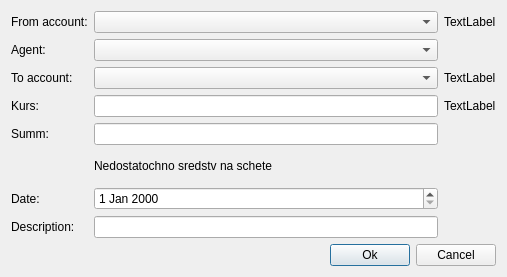
Above: editoperation.ui from sergey196510/mycash before the change. Below: the same form after it.
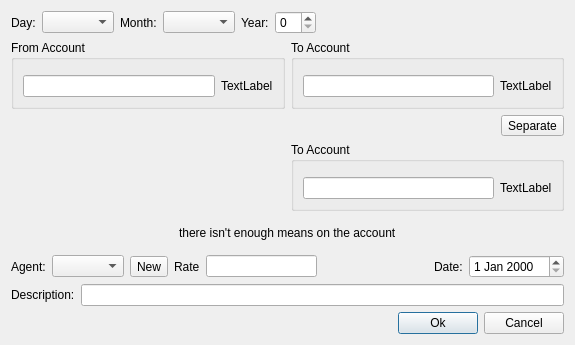
That is the form after the change. Custom widgets are drawn as their Qt base class.

Diff of the .ui file:
```diff
--- a/editoperation.ui
+++ b/editoperation.ui
@@ -6,114 +6,288 @@
    <rect>
     <x>0</x>
     <y>0</y>
-    <width>507</width>
-    <height>277</height>
+    <width>575</width>
+    <height>345</height>
    </rect>
   </property>
   <property name="windowTitle">
    <string>Operation</string>
   </property>
-  <layout class="QVBoxLayout" name="verticalLayout">
+  <layout class="QVBoxLayout" name="verticalLayout_4">
    <item>
-    <layout class="QGridLayout" name="gridLayout">
-     <item row="0" column="2">
-      <widget class="QLabel" name="from_cod">
+    <layout class="QHBoxLayout" name="horizontalLayout_5">
+     <item>
+      <widget class="QLabel" name="label">
        <property name="text">
-        <string>TextLabel</string>
+        <string>Day:</string>
        </property>
       </widget>
      </item>
-     <item row="6" column="1">
-      <widget class="MyDateEdit" name="dateEdit"/>
+     <item>
+      <widget class="QComboBox" name="dayBox"/>
      </item>
-     <item row="2" column="0">
+     <item>
       <widget class="QLabel" name="label_2">
        <property name="text">
-        <string>To account:</string>
+        <string>Month:</string>
        </property>
+      </widget>
+     </item>
+     <item>
+      <widget class="QComboBox" name="monBox"/>
+     </item>
+     <item>
+      <widget class="QLabel" name="label_3">
+       <property name="text">
+        <string>Year:</string>
+       </property>
+      </widget>
+     </item>
+     <item>
+      <widget class="QSpinBox" name="yearBox"/>
+     </item>
+     <item>
+      <spacer name="horizontalSpacer_3">
+       <property name="orientation">
+        <enum>Qt::Horizontal</enum>
+       </property>
+       <property name="sizeHint" stdset="0">
+        <size>
+         <width>40</width>
+         <height>20</height>
+        </size>
+       </property>
+      </spacer>
+     </item>
+    </layout>
+   </item>
+   <item>
+    <layout class="QGridLayout" name="gridLayout_5">
+     <item row="0" column="0">
+      <widget class="QGroupBox" name="groupBox">
+       <property name="title">
+        <string>From Account</string>
+       </property>
+       <layout class="QVBoxLayout" name="verticalLayout">
+        <item>
+         <widget class="AccountOper" name="fromWidget" native="true"/>
+        </item>
+        <item>
+         <layout class="QGridLayout" name="gridLayout_2">
+          <item row="0" column="0">
+           <layout class="QHBoxLayout" name="horizontalLayout_3">
+            <item>
+             <widget class="currencyEdit" name="fromSpinBox"/>
+            </item>
+            <item>
+             <widget class="QLabel" name="from_cod">
+              <property name="text">
+               <string>TextLabel</string>
+              </property>
+             </widget>
+            </item>
+           </layout>
+          </item>
+         </layout>
+        </item>
+       </layout>
       </widget>
      </item>
      <item row="2" column="1">
-      <widget class="AccountComboBox" name="to_Account"/>
+      <widget class="QGroupBox" name="groupBox_3">
+       <property name="title">
+        <string>To Account</string>
+       </property>
+       <layout class="QVBoxLayout" name="verticalLayout_3">
+        <item>
+         <widget class="AccountOper" name="to2Widget" native="true"/>
+        </item>
+        <item>
+         <layout class="QGridLayout" name="gridLayout_6">
+          <item row="0" column="0">
+           <layout class="QHBoxLayout" name="horizontalLayout_7">
+            <item>
+             <widget class="currencyEdit" name="toSpinBox_2"/>
+            </item>
+            <item>
+             <widget class="QLabel" name="to_cod_2">
+              <property name="text">
+               <string>TextLabel</string>
+              </property>
+             </widget>
+            </item>
+           </layout>
+          </item>
+         </layout>
+        </item>
+       </layout>
+      </widget>
+     </item>
+     <item row="0" column="1">
+      <widget class="QGroupBox" name="groupBox_2">
+       <property name="title">
+        <string>To Account</string>
+       </property>
+       <layout class="QVBoxLayout" name="verticalLayout_2">
+        <item>
+         <widget class="AccountOper" name="toWidget" native="true"/>
+        </item>
+        <item>
+         <layout class="QGridLayout" name="gridLayout_3">
+          <item row="0" column="0">
+           <layout class="QHBoxLayout" name="horizontalLayout_4">
+            <item>
+             <widget class="currencyEdit" name="toSpinBox"/>
+            </item>
+            <item>
+             <widget class="QLabel" name="to_cod">
+              <property name="text">
+               <string>TextLabel</string>
+              </property>
+             </widget>
+            </item>
+           </layout>
+          </item>
+         </layout>
+        </item>
+       </layout>
+      </widget>
      </item>
      <item row="1" column="1">
-      <widget class="AgentComboBox" name="agent_comboBox"/>
+      <layout class="QHBoxLayout" name="horizontalLayout_9">
+       <item>
+        <spacer name="horizontalSpacer_6">
+         <property name="orientation">
+          <enum>Qt::Horizontal</enum>
+         </property>
+         <property name="sizeHint" stdset="0">
+          <size>
+           <width>40</width>
+           <height>20</height>
+          </size>
+         </property>
+        </spacer>
+       </item>
+       <item>
+        <widget class="QToolButton" name="separateButton">
+         <property name="text">
+          <string>Separate</string>
+         </property>
+         <property name="checkable">
+          <bool>true</bool>
+         </property>
+        </widget>
+       </item>
+      </layout>
      </item>
-     <item row="4" column="1">
-      <widget class="currencyEdit" name="summSpinBox"/>
+    </layout>
+   </item>
+   <item>
+    <layout class="QHBoxLayout" name="horizontalLayout_6">
+     <item>
+      <spacer name="horizontalSpacer_4">
+       <property name="orientation">
+        <enum>Qt::Horizontal</enum>
+       </property>
+       <property name="sizeHint" stdset="0">
+        <size>
+         <width>40</width>
+         <height>20</height>
+        </size>
+       </property>
+      </spacer>
      </item>
-     <item row="7" column="0">
-      <widget class="QLabel" name="label_5">
+     <item>
+      <widget class="QLabel" name="warning">
        <property name="text">
-        <string>Description:</string>
+        <string>there isn't enough means on the account</string>
        </property>
       </widget>
      </item>
-     <item row="6" column="0">
+     <item>
+      <spacer name="horizontalSpacer_5">
+       <property name="orientation">
+        <enum>Qt::Horizontal</enum>
+       </property>
+       <property name="sizeHint" stdset="0">
+        <size>
+         <width>40</width>
+         <height>20</height>
+        </size>
+       </property>
+      </spacer>
+     </item>
+    </layout>
+   </item>
+   <item>
+    <layout class="QGridLayout" name="gridLayout_4">
+     <item row="0" column="7">
+      <widget class="MyDateEdit" name="dateEdit"/>
+     </item>
+     <item row="0" column="6">
       <widget class="QLabel" name="label_4">
        <property name="text">
         <string>Date:</string>
        </property>
       </widget>
      </item>
+     <item row="0" column="4">
+      <widget class="currencyEdit" name="kursEdit"/>
+     </item>
      <item row="0" column="1">
-      <widget class="AccountComboBox" name="from_account"/>
+      <widget class="AgentComboBox" name="agent_comboBox"/>
      </item>
-     <item row="7" column="1">
-      <widget class="QLineEdit" name="descrEdit"/>
+     <item row="0" column="3">
+      <widget class="QLabel" name="label_7">
+       <property name="text">
+        <string>Rate</string>
+       </property>
+      </widget>
      </item>
-     <item row="1" column="0">
+     <item row="0" column="5">
+      <spacer name="horizontalSpacer_2">
+       <property name="orientation">
+        <enum>Qt::Horizontal</enum>
+       </property>
+       <property name="sizeHint" stdset="0">
+        <size>
+         <width>40</width>
+         <height>20</height>
+        </size>
+       </property>
+      </spacer>
+     </item>
+     <item row="0" column="0">
       <widget class="QLabel" name="label_6">
        <property name="text">
         <string>Agent:</string>
        </property>
       </widget>
      </item>
-     <item row="0" column="0">
-      <widget class="QLabel" name="label">
+     <item row="0" column="2">
+      <widget class="QToolButton" name="newAgentButton">
+       <property name="toolTip">
+        <string>&lt;html&gt;&lt;head/&gt;&lt;body&gt;&lt;p&gt;Add new agent&lt;/p&gt;&lt;/body&gt;&lt;/html&gt;</string>
+       </property>
        <property name="text">
-        <string>From account:</string>
+        <string>New</string>
        </property>
       </widget>
+     </item>
+    </layout>
+   </item>
+   <item>
+    <layout class="QGridLayout" name="gridLayout">
+     <item row="4" column="1">
+      <widget class="QLineEdit" name="descrEdit"/>
      </item>
      <item row="4" column="0">
-      <widget class="QLabel" name="label_3">
+      <widget class="QLabel" name="label_5">
        <property name="text">
-        <string>Summ:</string>
+        <string>Description:</string>
        </property>
       </widget>
      </item>
-     <item row="5" column="1">
-      <widget class="QLabel" name="warning">
-       <property name="text">
-        <string>Nedostatochno sredstv na schete</string>
-       </property>
-      </widget>
-     </item>
-     <item row="2" column="2">
-      <widget class="QLabel" name="to_cod">
-       <property name="text">
-        <string>TextLabel</string>
-       </property>
-      </widget>
-     </item>
-     <item row="3" column="0">
-      <widget class="QLabel" name="label_7">
-       <property name="text">
-        <string>Kurs:</string>
-       </property>
-      </widget>
-     </item>
-     <item row="3" column="2">
-      <widget class="QLabel" name="from_to">
-       <property name="text">
-        <string>TextLabel</string>
-       </property>
-      </widget>
-     </item>
-     <item row="3" column="1">
-      <widget class="currencyEdit" name="kursEdit"/>
-     </item>
     </layout>
    </item>
    <item>
@@ -155,16 +329,6 @@
    <extends>QPushButton</extends>
    <header location="global">widgets/okpushbutton.h</header>
   </customwidget>
-  <customwidget>
-   <class>AccountComboBox</class>
-   <extends>QComboBox</extends>
-   <header location="global">widgets/accountcombobox.h</header>
-  </customwidget>
-  <customwidget>
-   <class>MyDateEdit</class>
-   <extends>QDateEdit</extends>
-   <header location="global">widgets/mydateedit.h</header>
-  </customwidget>
   <customwidget>
    <class>currencyEdit</class>
    <extends>QLineEdit</extends>
@@ -175,6 +339,17 @@
    <extends>QPushButton</extends>
    <header location="global">widgets/cancelpushbutton.h</header>
   </customwidget>
+  <customwidget>
+   <class>MyDateEdit</class>
+   <extends>QDateEdit</extends>
+   <header location="global">widgets/mydateedit.h</header>
+  </customwidget>
+  <customwidget>
+   <class>AccountOper</class>
+   <extends>QWidget</extends>
+   <header location="global">accountoper.h</header>
+   <container>1</container>
+  </customwidget>
   <customwidget>
    <class>AgentComboBox</class>
    <extends>QComboBox</extends>
```
Left out of the diff: 11 changed lines with no effect on the pictures.
